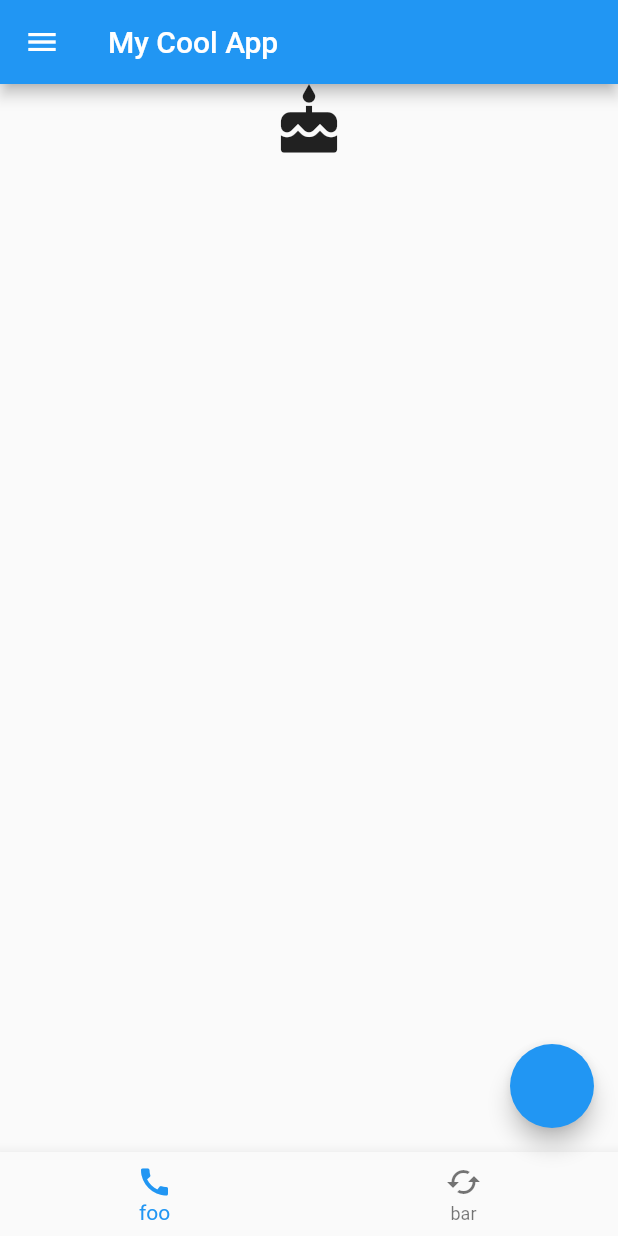
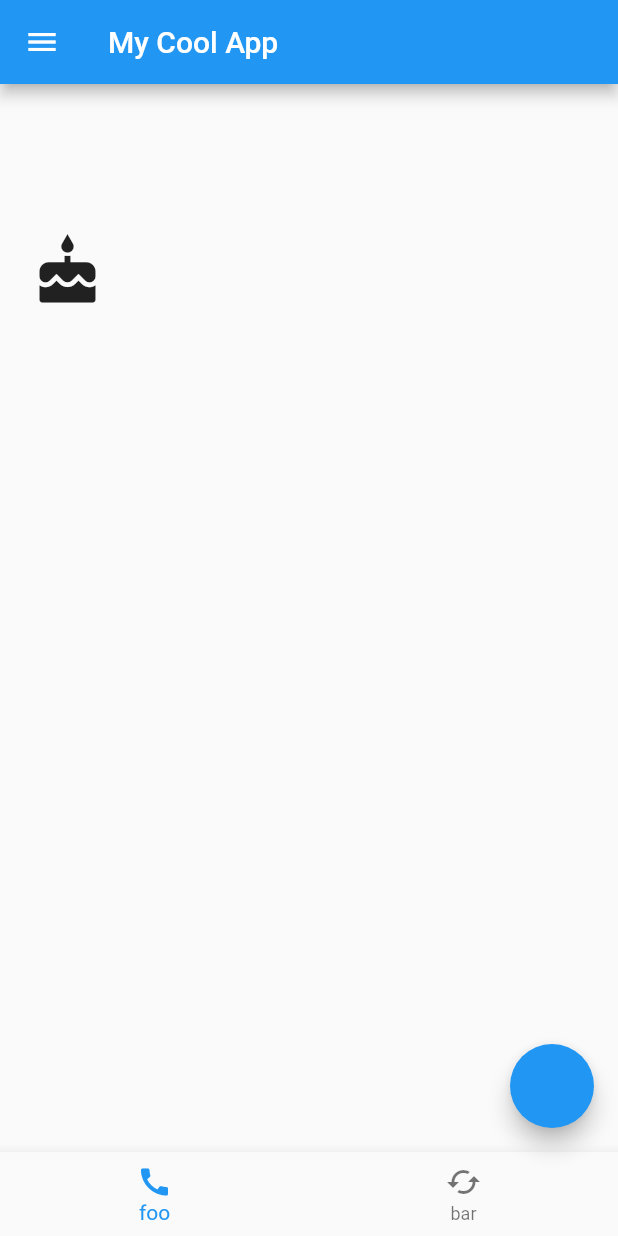
Before and after one commit to fidoogle/test-flutter-web, a Flutter app: the screen it shows after launch, on a phone screen of 412 x 824 dp. Run offline on Flutter 3.47's test engine with Material 2 defaults, Android fonts, the light colour scheme and no system bars.

Commit message:
L9: Padding with EdgeInsets

```diff
--- a/lib/main.dart
+++ b/lib/main.dart
@@ -11,8 +11,8 @@ class MyApp extends StatelessWidget {
       theme: ThemeData(brightness: Brightness.light),
       home: Scaffold(
         appBar: AppBar(title: Text('My Cool App'),),
-        body: Align(
-          alignment: Alignment.topCenter,
+        body: Padding(
+          padding: EdgeInsets.only(top:100, left:20),
           child: Icon(Icons.cake, size:50),
           ),
         floatingActionButton: FloatingActionButton(onPressed: () {}),
```
